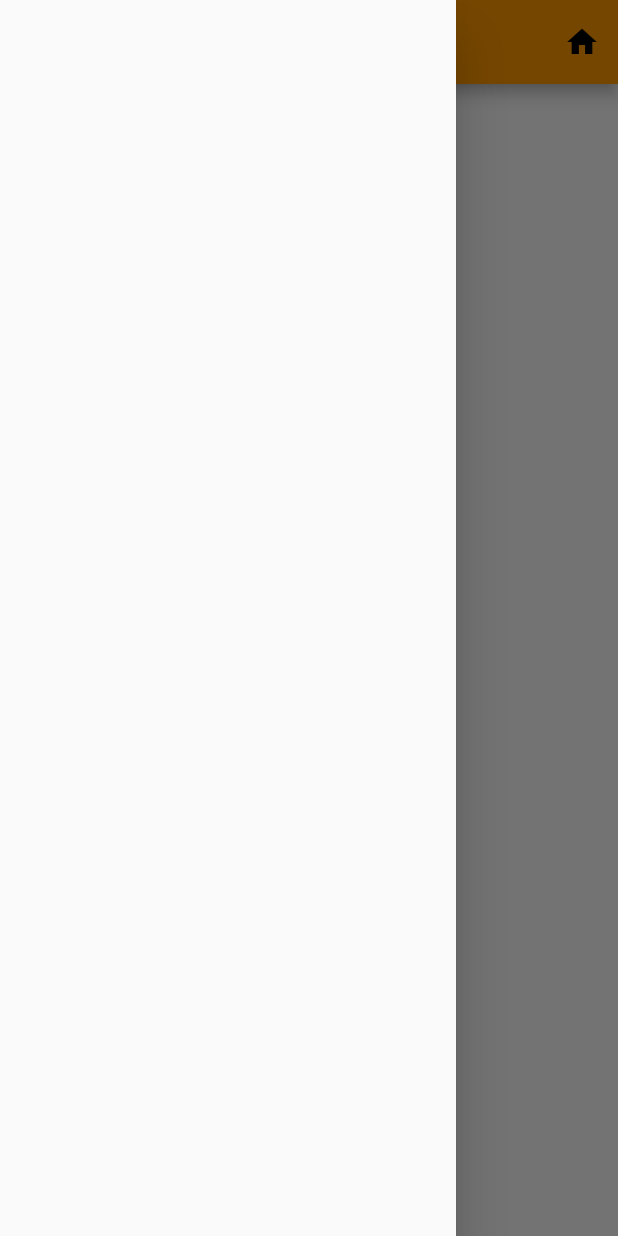
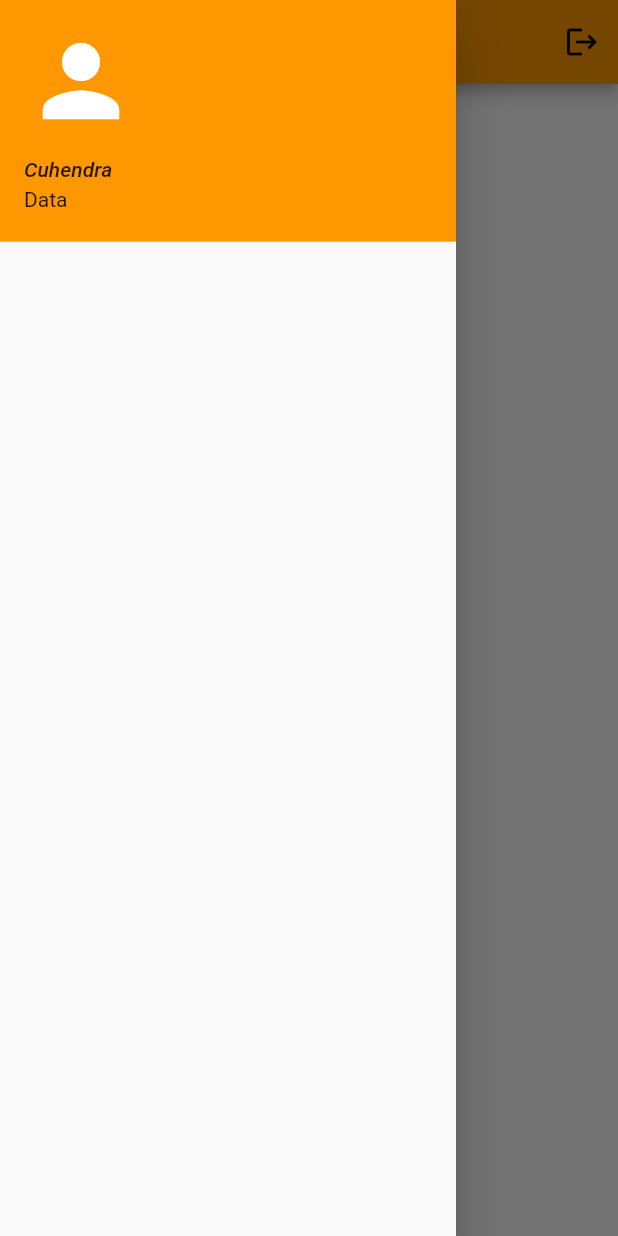
Before and after one commit to rozche/flt-splashscreen, a Flutter app: the screen it shows after launch, with the side drawer open, on a phone screen of 412 x 824 dp. Run offline on Flutter 3.47's test engine with Material 2 defaults, Android fonts, the light colour scheme and no system bars.

Commit message:
commit from school

```diff
--- a/lib/homepage.dart
+++ b/lib/homepage.dart
@@ -1,5 +1,7 @@
+// ignore_for_file: unused_import
 import 'package:flutter/material.dart';
 import 'package:guilearning/splashscreen.dart';
+import 'package:guilearning/login.dart';
 
 class Home extends StatelessWidget {
   const Home({Key? key}) : super(key: key);
@@ -13,17 +15,33 @@
               onPressed: () {
                 Navigator.push(
                   context,
-                    MaterialPageRoute(builder: (context) => SplashScreen()),
+                  MaterialPageRoute(builder: (context) => const Loginpages()),
                 );
               },
-                icon: Icon(Icons.home))
+              icon: const Icon(Icons.logout))
         ],
+
         // title: const Text("Splash Screen"),
         title: const Icon(Icons.event),
       ),
-        drawer: Drawer(),
+      drawer: Drawer(
+        child: Column(
+          children: const [
+            UserAccountsDrawerHeader(
+              accountName: Text(
+                "Cuhendra",
+                style: TextStyle(fontStyle: FontStyle.italic),
+              ),
+              accountEmail: Text("Data"),
+              currentAccountPicture:
+                  Icon(Icons.person, size: 76, color: Colors.white),
+            )
+          ],
+        ),
+      ),
       body: const Center(
-          child: Text("Homepage Bruh"),
-        ));
+        child: Text("This is Home Page"),
+      ),
+    );
   }
 }
--- a/lib/splashscreen.dart
+++ b/lib/splashscreen.dart
@@ -2,6 +2,7 @@
 
 import 'package:flutter/material.dart';
 import 'package:guilearning/homepage.dart';
+// import 'package:guilearning/login.dart';
 
 class SplashScreen extends StatefulWidget {
   const SplashScreen({Key? key}) : super(key: key);
```
Also changed, not shown: lib/login.dart (added, +47 -0 lines). Lines whose indentation alone changed are shown as unchanged.
